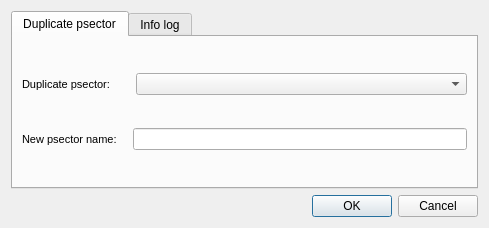
Giswater/giswater_qgis_plugin, file ui/duplicate_psector.ui: the form before one commit.
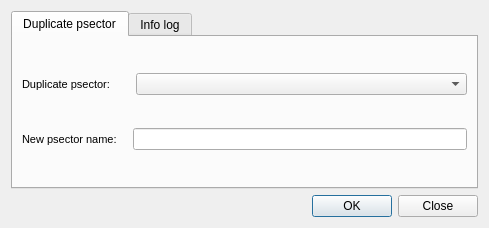
The form after the commit.

Commit message: Enhancement: set title when execute duplicate psector and rename button cancel into close

```diff
--- a/ui/duplicate_psector.ui
+++ b/ui/duplicate_psector.ui
@@ -181,7 +181,7 @@
       </sizepolicy>
      </property>
      <property name="text">
-      <string>Cancel</string>
+      <string>Close</string>
      </property>
     </widget>
    </item>
```
The commit also changes 1 other file.
